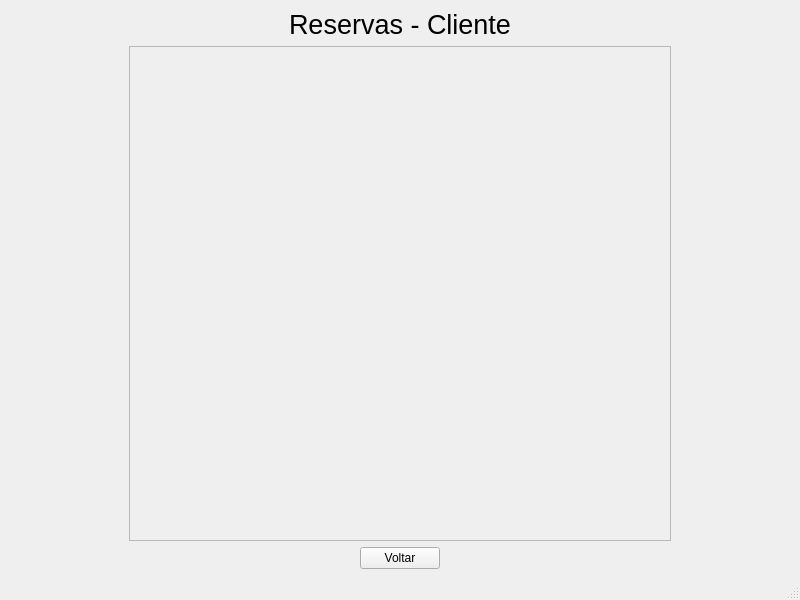
This is Cliente/ui/ver_reservas_cliente.ui in Liedsonfsa/Route-Run as Qt 5 draws it before an edit. The edited form follows.
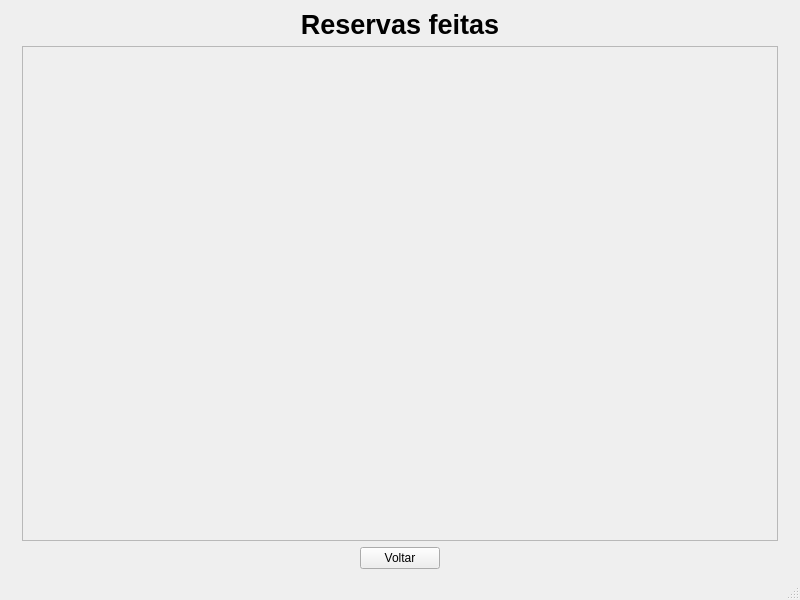
This is the edited form.

The edit to the form file:
```diff
--- a/Cliente/ui/ver_reservas_cliente.ui
+++ b/Cliente/ui/ver_reservas_cliente.ui
@@ -25,7 +25,7 @@
         <rect>
          <x>0</x>
          <y>0</y>
-         <width>490</width>
+         <width>750</width>
          <height>441</height>
         </rect>
        </property>
@@ -37,10 +37,12 @@
       <property name="font">
        <font>
         <pointsize>20</pointsize>
+        <weight>75</weight>
+        <bold>true</bold>
        </font>
       </property>
       <property name="text">
-       <string>Reservas - Cliente</string>
+       <string>Reservas feitas</string>
       </property>
       <property name="alignment">
        <set>Qt::AlignCenter</set>
@@ -50,7 +52,7 @@
     <item row="1" column="0">
      <widget class="QLabel" name="label_4">
       <property name="text">
-       <string>                                  </string>
+       <string/>
       </property>
      </widget>
     </item>
@@ -108,7 +110,7 @@
     <item row="1" column="2">
      <widget class="QLabel" name="label_5">
       <property name="text">
-       <string>                                  </string>
+       <string/>
       </property>
      </widget>
     </item>
```
